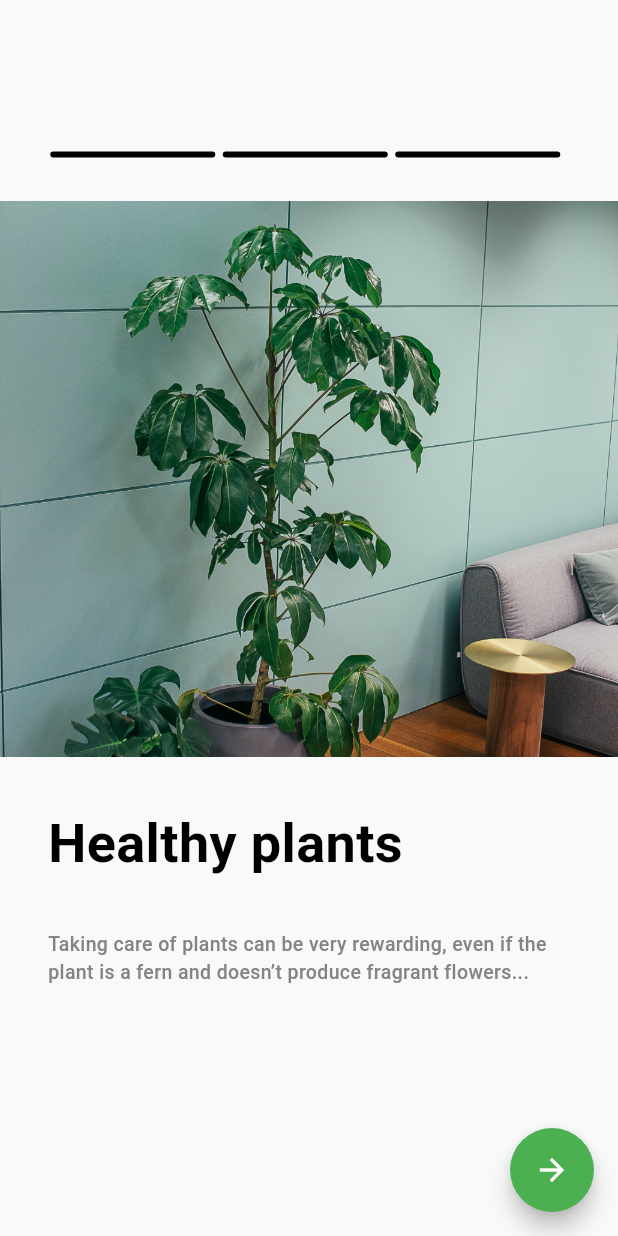
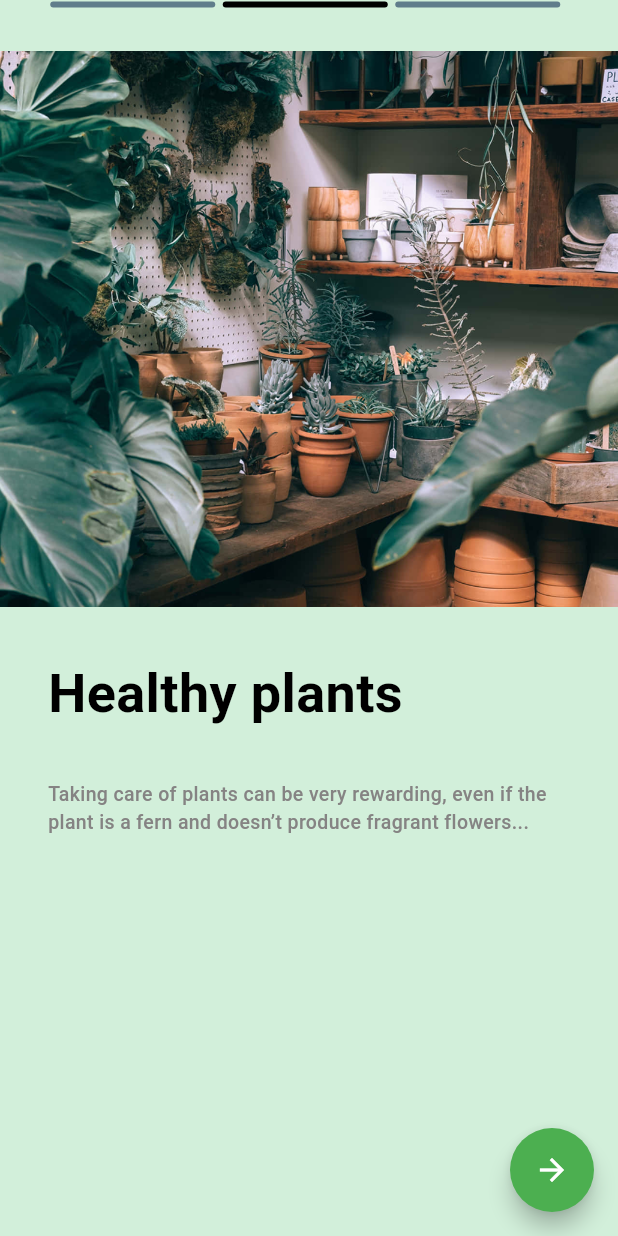
Before and after one commit to Adham167/tree_clinic, a Flutter app: the OnBoardingView screen opened by its route, after a tap on the "arrow forward" icon, on a phone screen of 412 x 824 dp. Run offline on Flutter 3.47's test engine with Material 3 defaults, Android fonts, the light colour scheme and no system bars; our stand-ins replace bloc, flutter_bloc, go_router; Roboto replaces fonts that are missing (Plus Jakarta Sans).

Commit message:
finishing onboarding screen

```diff
--- a/lib/app/router/app_router.dart
+++ b/lib/app/router/app_router.dart
@@ -1,4 +1,5 @@
 import 'package:go_router/go_router.dart';
+import 'package:tree_clinic/features/auth/presentation/views/signin_view.dart';
 import 'package:tree_clinic/presentation/views/home_view.dart';
 import 'package:tree_clinic/presentation/views/get_on_boarding_view.dart';
 import 'package:tree_clinic/presentation/views/on_boarding_view.dart';
@@ -8,6 +9,7 @@ abstract class AppRouter {
   static const kGetOnBoardingView = '/GetOnBoardingView';
   static const kHomeView = '/HomeView';
   static const kOnBoardingView = '/OnBoardingView';
+  static const kSigninView = '/SigninView';
 
   static final router = GoRouter(
     routes: [
@@ -18,6 +20,7 @@ abstract class AppRouter {
       ),
       GoRoute(path: kHomeView, builder: (context, state) => const HomeView()),
       GoRoute(path: kOnBoardingView, builder: (context, state) =>  OnBoardingView()),
+      GoRoute(path: kSigninView, builder: (context, state) =>  SigninView()),
     ],
   );
 }
--- a/lib/core/constants/app_colors.dart
+++ b/lib/core/constants/app_colors.dart
@@ -2,7 +2,8 @@ import 'package:flutter/material.dart';
 
 class AppColors {
   static const Color lightPrimary = Color.fromARGB(255, 59, 215, 80);
-  static const Color lightBackground = Color(0xFFF9F9F9);
+  static const Color lightBackground = Color(0xFFD2EFDA);
+
   static const Color lightSurface = Colors.white;
   static const Color lightTextPrimary = Colors.black87;
   static const Color lightTextSecondary = Color(0xFF6E6E6E);
--- a/lib/core/widgets/custom_floating_button.dart
+++ b/lib/core/widgets/custom_floating_button.dart
@@ -1,14 +1,12 @@
 import 'package:flutter/material.dart';
 
 class CustomFloatingButton extends StatelessWidget {
-  const CustomFloatingButton({
-    super.key,
-  });
-
+  const CustomFloatingButton({super.key, this.ontap});
+  final VoidCallback? ontap;
   @override
   Widget build(BuildContext context) {
     return FloatingActionButton(
-      onPressed: () {},
+      onPressed: ontap,
       shape: CircleBorder(),
       backgroundColor: Colors.green,
       child: Icon(Icons.arrow_forward),
--- /dev/null
+++ b/lib/features/auth/presentation/views/signin_view.dart
@@ -0,0 +1,10 @@
+import 'package:flutter/material.dart';
+
+class SigninView extends StatelessWidget {
+  const SigninView({super.key});
+
+  @override
+  Widget build(BuildContext context) {
+    return const Placeholder();
+  }
+}
--- /dev/null
+++ b/lib/presentation/manager/onboarding_cubit/onboarding_cubit.dart
@@ -0,0 +1,36 @@
+import 'package:bloc/bloc.dart';
+import 'package:flutter/material.dart';
+import 'package:go_router/go_router.dart';
+import 'package:meta/meta.dart';
+import 'package:tree_clinic/app/router/app_router.dart';
+import 'package:tree_clinic/presentation/models/on_boarding_model.dart';
+
+part 'onboarding_state.dart';
+
+class OnboardingCubit extends Cubit<OnboardingState> {
+  OnboardingCubit(this.onboadingList, this.pageController)
+    : super(OnboardingInitial());
+  final PageController pageController;
+  final List<OnBoardingModel> onboadingList;
+  int currentPage = 0;
+
+  void changePage(int index) {
+    currentPage = index;
+    emit(OnboardingPageChanged(index));
+  }
+
+  void nextPage(BuildContext context) {
+    if (currentPage < onboadingList.length - 1) {
+      currentPage++;
+      pageController.animateToPage(
+        currentPage,
+        duration: Duration(microseconds: 500),
+        curve: Curves.easeInOut,
+      );
+      emit(OnboardingPageChanged(currentPage));
+    } else {
+      GoRouter.of(context).pushReplacement(AppRouter.kSigninView);
+      emit(OnboardingFinished());
+    }
+  }
+}
--- /dev/null
+++ b/lib/presentation/manager/onboarding_cubit/onboarding_state.dart
@@ -0,0 +1,14 @@
+part of 'onboarding_cubit.dart';
+
+@immutable
+sealed class OnboardingState {}
+
+final class OnboardingInitial extends OnboardingState {}
+
+final class OnboardingPageChanged extends OnboardingState {
+  final int index;
+
+  OnboardingPageChanged(this.index);
+}
+
+final class OnboardingFinished extends OnboardingState {}
--- a/lib/presentation/views/get_on_boarding_view.dart
+++ b/lib/presentation/views/get_on_boarding_view.dart
@@ -13,7 +13,7 @@ class GetOnBoardingView extends StatelessWidget {
       body: Stack(
         fit: StackFit.expand,
         children: [
-          Image.asset(Assets.imagesImfg1, fit: BoxFit.cover),
+          Image.asset("assets/images/imfg_1.jpg", fit: BoxFit.cover),
 
           Container(color: Colors.white.withOpacity(0.35)),
 
--- a/lib/presentation/views/on_boarding_view.dart
+++ b/lib/presentation/views/on_boarding_view.dart
@@ -1,6 +1,9 @@
 import 'package:flutter/material.dart';
+import 'package:flutter_bloc/flutter_bloc.dart';
+import 'package:tree_clinic/core/constants/app_colors.dart';
 import 'package:tree_clinic/core/constants/assets.dart';
 import 'package:tree_clinic/core/widgets/custom_floating_button.dart';
+import 'package:tree_clinic/presentation/manager/onboarding_cubit/onboarding_cubit.dart';
 import 'package:tree_clinic/presentation/models/on_boarding_model.dart';
 import 'package:tree_clinic/presentation/widget/onboarding_controllar.dart';
 import 'package:tree_clinic/presentation/widget/onboarding_page_view_widget.dart';
@@ -31,17 +34,41 @@ class OnBoardingView extends StatelessWidget {
 
   @override
   Widget build(BuildContext context) {
-    return Scaffold(
-      floatingActionButton: CustomFloatingButton(),
+    final pageController = PageController();
+    return BlocProvider(
+      create: (context) => OnboardingCubit(onboardingList, pageController),
+      child: Scaffold(
+        backgroundColor: AppColors.lightBackground,
+        floatingActionButton: BlocBuilder<OnboardingCubit, OnboardingState>(
+          builder: (context, state) {
+            return CustomFloatingButton(
+              ontap:
+                  () => BlocProvider.of<OnboardingCubit>(
+                    context,
+                  ).nextPage(context),
+            );
+          },
+        ),
         body: Column(
           children: [
-          SizedBox(height: 100),
-          OnboardingControllar(onboardingList: onboardingList),
+            BlocBuilder<OnboardingCubit, OnboardingState>(
+              builder: (context, state) {
+                return OnboardingControllar(
+                  currentIndex:
+                      BlocProvider.of<OnboardingCubit>(context).currentPage,
+                  onboardingList: onboardingList,
+                );
+              },
+            ),
             SizedBox(height: 28),
             Expanded(
-            child: OnboardingPageViewWidget(onboardingList: onboardingList),
+              child: OnboardingPageViewWidget(
+                pageController: pageController,
+                onboardingList: onboardingList,
+              ),
             ),
           ],
+        ),
       ),
     );
   }
--- a/lib/presentation/widget/onboarding_controllar.dart
+++ b/lib/presentation/widget/onboarding_controllar.dart
@@ -1,16 +1,12 @@
-
 import 'package:flutter/material.dart';
 import 'package:flutter/widgets.dart';
 import 'package:tree_clinic/presentation/models/on_boarding_model.dart';
 
 class OnboardingControllar extends StatelessWidget {
-  const OnboardingControllar({
-    super.key,
-    required this.onboardingList,
-  });
+  const OnboardingControllar({super.key, required this.onboardingList, required this.currentIndex});
 
   final List<OnBoardingModel> onboardingList;
-
+  final int currentIndex;
   @override
   Widget build(BuildContext context) {
     return SizedBox(
@@ -27,7 +23,7 @@ class OnboardingControllar extends StatelessWidget {
               width: 110,
               height: 4,
               decoration: BoxDecoration(
-                color: Colors.black,
+                color: currentIndex == index?  Colors.black: Colors.blueGrey,
                 borderRadius: BorderRadius.circular(16),
               ),
             ),
--- a/lib/presentation/widget/onboarding_page_view_widget.dart
+++ b/lib/presentation/widget/onboarding_page_view_widget.dart
@@ -1,15 +1,25 @@
 import 'package:flutter/material.dart';
+import 'package:flutter_bloc/flutter_bloc.dart';
 import 'package:tree_clinic/core/constants/app_styles.dart';
+import 'package:tree_clinic/presentation/manager/onboarding_cubit/onboarding_cubit.dart';
 import 'package:tree_clinic/presentation/models/on_boarding_model.dart';
 
 class OnboardingPageViewWidget extends StatelessWidget {
-  const OnboardingPageViewWidget({super.key, required this.onboardingList});
+  const OnboardingPageViewWidget({
+    super.key,
+    required this.onboardingList,
+    required this.pageController,
+  });
 
   final List<OnBoardingModel> onboardingList;
-
+  final PageController pageController;
   @override
   Widget build(BuildContext context) {
     return PageView.builder(
+      controller: pageController,
+      onPageChanged:
+          (index) =>
+              BlocProvider.of<OnboardingCubit>(context).changePage(index),
       itemCount: onboardingList.length,
       itemBuilder: (context, index) {
         return Column(
```
Also changed, not shown: assets/images/imfg_1.jpg. Lines whose indentation alone changed are shown as unchanged.
